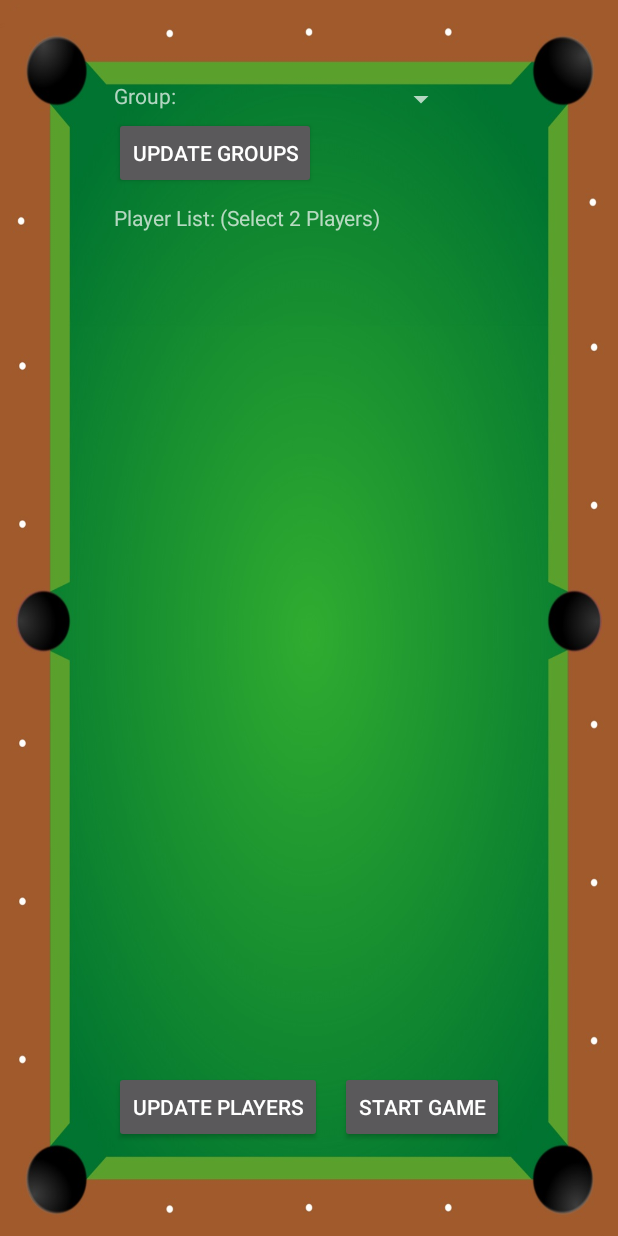
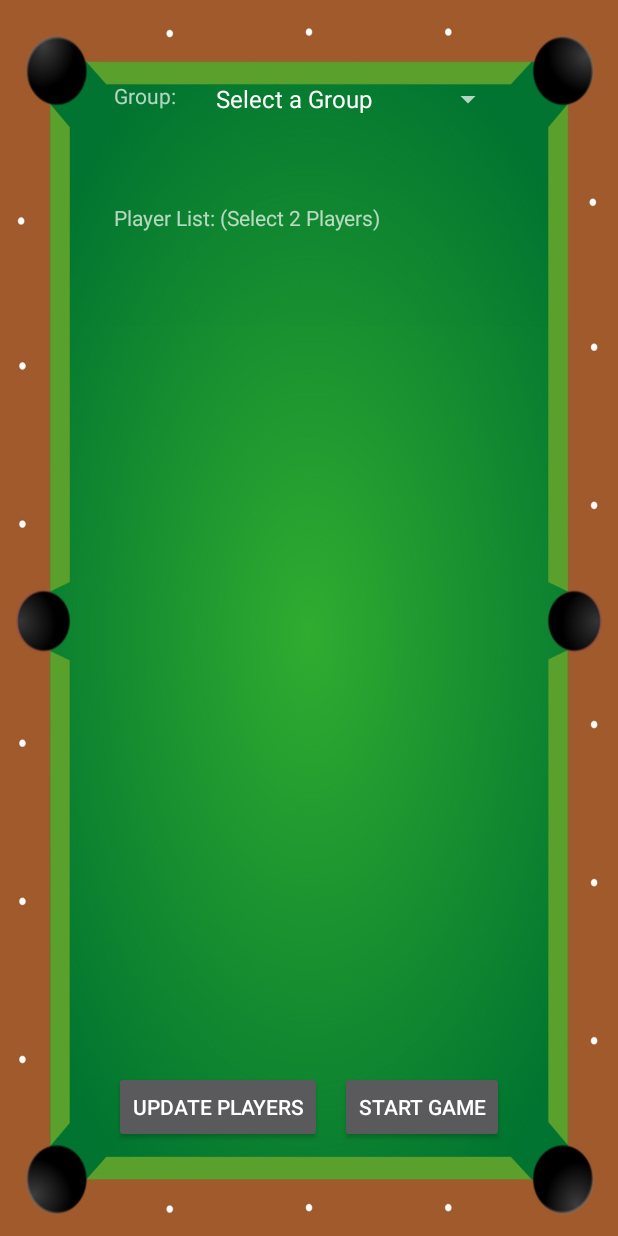
Before and after one commit to TacticalLuke43/Scoremaster, an Android app: the GroupsScreen screen opened directly, with no data from a screen before it, on a phone screen of 412 x 824 dp. Run offline under Robolectric (Android 15) with nearby library versions, the phone set to English and light mode, and no system bars; our stand-ins replace Firebase (no records; nobody signed in at launch, a user with empty details on screens opened directly); 1 statement that could not run was skipped.

Commit message:
Final Final Final GroupsScreen bug fix
i swear it works this time

```diff
--- a/app/src/main/java/csc483/scoremaster/GroupsScreen.java
+++ b/app/src/main/java/csc483/scoremaster/GroupsScreen.java
@@ -7,6 +7,7 @@ import android.support.v7.app.AppCompatActivity;
 import android.os.Bundle;
 import android.util.TypedValue;
 import android.view.View;
+import android.widget.AdapterView;
 import android.widget.ArrayAdapter;
 import android.widget.Button;
 import android.widget.CheckBox;
@@ -14,6 +15,7 @@ import android.widget.CheckedTextView;
 import android.widget.Spinner;
 import android.widget.TableLayout;
 import android.widget.TableRow;
+import android.widget.Toast;
 
 import com.google.firebase.auth.FirebaseAuth;
 import com.google.firebase.auth.FirebaseUser;
@@ -100,6 +102,7 @@ public class GroupsScreen extends AppCompatActivity {
                 GenericTypeIndicator<ArrayList<String>> t = new GenericTypeIndicator<ArrayList<String>>() {};
                 //ArrayList<String> yourStringArray = dataSnapshot.getValue(t);
                 groupList = dataSnapshot.getValue(t);
+                addItemsOnSpinner();
             }
 
             @Override
@@ -109,15 +112,6 @@ public class GroupsScreen extends AppCompatActivity {
             }
         });
 
-
-        Button groupsBut = (Button)findViewById(R.id.updateGroupsButton);
-        groupsBut.setOnClickListener(new View.OnClickListener()
-        {
-            public void onClick(View v)
-            {
-                addItemsOnSpinner();
-            }
-        });
         Button playersBut = (Button)findViewById(R.id.updatePlayerButton);
         playersBut.setOnClickListener(new View.OnClickListener()
         {
@@ -212,6 +206,7 @@ public class GroupsScreen extends AppCompatActivity {
         list.clear();
         myRef = database.getInstance().getReference().child("groups");
         spinner = (Spinner) findViewById(R.id.groupsSpinner);
+        list.add("Select a Group");
         for(int i = 0; i < groupList.size() ; i++)
         {
             //read the group names
@@ -230,12 +225,13 @@ public class GroupsScreen extends AppCompatActivity {
                 }
             });
 
-            //list.add(groupList.get(i));
+
         }
         ArrayAdapter<String> dataAdapter = new ArrayAdapter<String>(this,
                 android.R.layout.simple_spinner_item, list);
         dataAdapter.setDropDownViewResource(android.R.layout.simple_spinner_dropdown_item);
         spinner.setAdapter(dataAdapter);
+        //spinner.setBackgroundColor(Color.BLACK);
     }
 
 //    public void addListenerOnSpinnerItemSelection() {
--- a/app/src/main/res/layout/activity_groups_screen.xml
+++ b/app/src/main/res/layout/activity_groups_screen.xml
@@ -17,12 +17,11 @@
 
     <Spinner
         android:id="@+id/groupsSpinner"
-        android:layout_width="180dp"
+        android:layout_width="200dp"
         android:layout_height="wrap_content"
         android:layout_alignEnd="@+id/scrollView2"
         android:layout_alignParentTop="true"
-        android:layout_marginEnd="31dp"
-        android:layout_marginTop="54dp"/>
+        android:layout_marginTop="54dp" />
 
     <Button
         android:id="@+id/updatePlayerButton"
@@ -32,14 +31,6 @@
         android:layout_alignStart="@+id/scrollView2"
         android:layout_marginBottom="62dp"
         android:text="Update Players" />
-
-    <Button
-        android:id="@+id/updateGroupsButton"
-        android:layout_width="wrap_content"
-        android:layout_height="wrap_content"
-        android:layout_alignStart="@+id/textView6"
-        android:layout_below="@+id/groupsSpinner"
-        android:text="Update Groups" />
 
     <Button
         android:id="@+id/startGameButton"
```
